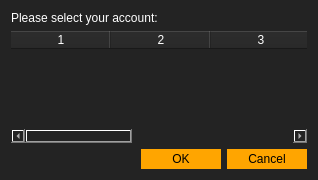
Above: availableaccounts.ui from Acria-Network/Acria-Oracle-Node-Qt before the change. Below: the same form after it.
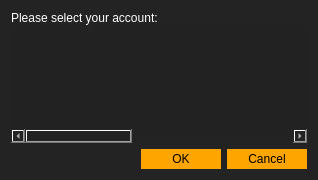
That is the form after the change. Icons and pictures are not drawn.

What changed in the file:
```diff
--- a/availableaccounts.ui
+++ b/availableaccounts.ui
@@ -32,7 +32,67 @@
    <item>
     <widget class="QTableWidget" name="tableWidget">
      <property name="styleSheet">
-      <string notr="true">border:none;</string>
+      <string notr="true">QTreeView, QTableView {
+    alternate-background-color: rgba(0,0,0, 64);
+    background-color: #222222;
+    border: 0px;
+/*border: 1px solid #333333;*/
+gridline-color: #333333;
+}
+
+QTableView::item:selected{
+/*background-color: rgba(85, 58, 22, 174);*/
+background-color: #282828;
+color: palette(highlightedText);
+border:1px solid rgba(255, 120, 0, 160);
+}
+
+QHeaderView::section{
+background:#333333;
+border:none;
+gridline-color: #000000;
+}
+
+QTreeView {
+  selection-background-color: transparent;
+}
+
+QTreeView::item:focus {
+  border: none;
+}
+
+QTreeView::item:selected {
+  border: none;
+  border-radius: 3px;
+  color: palette(button-text);
+}
+
+QTreeView::item:hover {
+  border-radius: 3px;
+  background: #000000;
+}
+
+
+QTreeView::item:selected:active{
+  color: palette(button-text);
+  background: #040404;
+}
+
+QTreeView::item:selected:!active {
+  color: palette(button-text);
+  background: #080808;
+}
+
+QTreeView::item { 
+color: #debc85; 
+}
+QTreeView::item:selected { 
+color: #00004b; 
+}
+QTreeView#settingsTree {
+ background: #131313; 
+}
+</string>
      </property>
      <property name="editTriggers">
       <set>QAbstractItemView::NoEditTriggers</set>
@@ -56,7 +116,7 @@
       <number>5</number>
      </property>
      <attribute name="horizontalHeaderVisible">
-      <bool>true</bool>
+      <bool>false</bool>
      </attribute>
      <attribute name="horizontalHeaderHighlightSections">
       <bool>true</bool>
```
Left out of the diff: 2 changed lines with no effect on the pictures.
